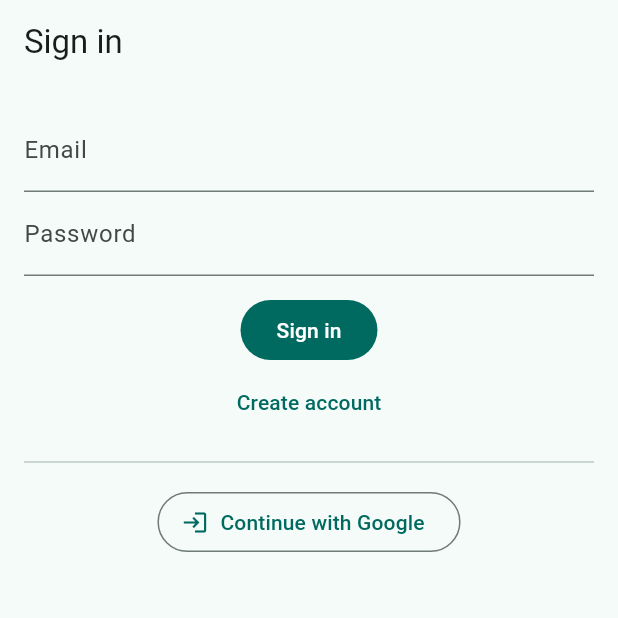
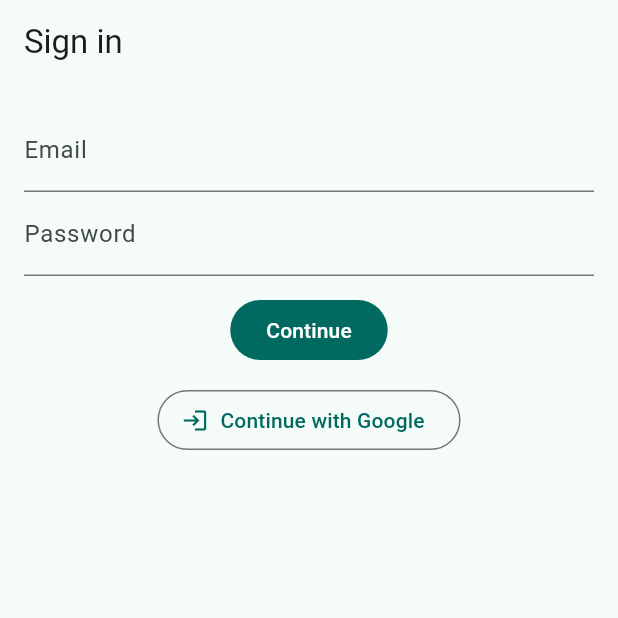
Before and after one commit to nespar7/energy-trading-app, a Flutter app: the screen it shows after launch, on a phone screen of 412 x 824 dp, the top half of it. Run offline on Flutter 3.47's test engine with Material 3 defaults, Android fonts, the phone set to English and light mode, and no system bars; our stand-ins replace firebase_auth, firebase_core, google_sign_in; accounts and stored records are empty.

Commit message:
Login fixes

```diff
--- a/lib/app/app.dart
+++ /dev/null
@@ -1,72 +0,0 @@
-import 'package:flutter/material.dart';
-import 'package:flutter_bloc/flutter_bloc.dart';
-import 'package:go_router/go_router.dart';
-import '../features/auth/data/auth_repository.dart';
-import '../features/auth/logic/auth_bloc.dart';
-import '../features/auth/logic/login_cubit.dart';
-import '../features/auth/view/login_screen.dart';
-import 'package:firebase_auth/firebase_auth.dart';
-
-class AppRoot extends StatelessWidget {
-  const AppRoot({super.key});
-
-  @override
-  Widget build(BuildContext context) {
-    final repo = AuthRepository();
-
-    final router = GoRouter(
-      initialLocation: '/',
-      routes: [
-        GoRoute(
-          path: '/',
-          redirect: (ctx, state) {
-            final user = FirebaseAuth.instance.currentUser;
-            return user == null ? '/login' : '/home';
-          },
-        ),
-        GoRoute(
-          path: '/login',
-          builder: (_, __) => BlocProvider(
-            create: (_) => LoginCubit(repo),
-            child: const LoginScreen(),
-          ),
-        ),
-        GoRoute(path: '/home', builder: (_, __) => const _HomeScreen()),
-      ],
-    );
-
-    return MultiBlocProvider(
-      providers: [
-        BlocProvider(
-          create: (_) => AuthBloc(repo)..add(const AuthSubscriptionRequested()),
-        ),
-      ],
-      child: MaterialApp.router(
-        title: 'Energy Demo',
-        theme: ThemeData(useMaterial3: true, colorSchemeSeed: Colors.teal),
-        routerConfig: router,
-      ),
-    );
-  }
-}
-
-class _HomeScreen extends StatelessWidget {
-  const _HomeScreen();
-  @override
-  Widget build(BuildContext context) {
-    final user = FirebaseAuth.instance.currentUser!;
-    return Scaffold(
-      appBar: AppBar(
-        title: const Text('Home'),
-        actions: [
-          IconButton(
-            onPressed: () =>
-                context.read<AuthBloc>().add(const AuthSignOutRequested()),
-            icon: const Icon(Icons.logout),
-          ),
-        ],
-      ),
-      body: Center(child: Text('Welcome, ${user.email ?? user.uid}')),
-    );
-  }
-}
--- /dev/null
+++ b/lib/auth/auth_gate.dart
@@ -0,0 +1,26 @@
+import 'package:firebase_auth/firebase_auth.dart';
+import 'package:flutter/material.dart';
+import '../pages/home_page.dart';
+import '../pages/login_page.dart';
+
+class AuthGate extends StatelessWidget {
+  const AuthGate({super.key});
+
+  @override
+  Widget build(BuildContext context) {
+    return StreamBuilder<User?>(
+      stream: FirebaseAuth.instance.authStateChanges(),
+      builder: (context, snapshot) {
+        if (snapshot.connectionState == ConnectionState.waiting) {
+          return const Scaffold(
+            body: Center(child: CircularProgressIndicator()),
+          );
+        }
+        if (snapshot.hasData) {
+          return const HomePage();
+        }
+        return const LoginPage();
+      },
+    );
+  }
+}
--- a/lib/features/auth/logic/auth_event.dart
+++ /dev/null
@@ -1,15 +0,0 @@
-part of 'auth_bloc.dart';
-
-abstract class AuthEvent extends Equatable {
-  const AuthEvent();
-  @override
-  List<Object?> get props => [];
-}
-
-class AuthSubscriptionRequested extends AuthEvent {
-  const AuthSubscriptionRequested();
-}
-
-class AuthSignOutRequested extends AuthEvent {
-  const AuthSignOutRequested();
-}
--- a/lib/features/auth/logic/auth_state.dart
+++ /dev/null
@@ -1,16 +0,0 @@
-part of 'auth_bloc.dart';
-
-enum AuthStatus { unknown, authenticated, unauthenticated }
-
-class AuthState extends Equatable {
-  final AuthStatus status;
-  final User? user;
-
-  const AuthState._(this.status, this.user);
-  const AuthState.unknown() : this._(AuthStatus.unknown, null);
-  const AuthState.authenticated(User u) : this._(AuthStatus.authenticated, u);
-  const AuthState.unauthenticated() : this._(AuthStatus.unauthenticated, null);
-
-  @override
-  List<Object?> get props => [status, user?.uid];
-}
--- a/lib/features/auth/logic/login_state.dart
+++ /dev/null
@@ -1,16 +0,0 @@
-part of 'login_cubit.dart';
-
-enum LoginStatus { idle, loading, success, failure }
-
-class LoginState extends Equatable {
-  final LoginStatus status;
-  final String? error;
-
-  const LoginState({this.status = LoginStatus.idle, this.error});
-
-  LoginState copyWith({LoginStatus? status, String? error}) =>
-      LoginState(status: status ?? this.status, error: error);
-
-  @override
-  List<Object?> get props => [status, error];
-}
--- a/lib/features/auth/view/login_screen.dart
+++ /dev/null
@@ -1,78 +0,0 @@
-import 'package:flutter/material.dart';
-import 'package:flutter_bloc/flutter_bloc.dart';
-import '../../auth/logic/login_cubit.dart';
-
-class LoginScreen extends StatefulWidget {
-  const LoginScreen({super.key});
-  @override
-  State<LoginScreen> createState() => _LoginScreenState();
-}
-
-class _LoginScreenState extends State<LoginScreen> {
-  final emailC = TextEditingController();
-  final passC = TextEditingController();
-
-  @override
-  Widget build(BuildContext context) {
-    return Scaffold(
-      appBar: AppBar(title: const Text('Sign in')),
-      body: BlocConsumer<LoginCubit, LoginState>(
-        listener: (context, state) {
-          if (state.status == LoginStatus.failure) {
-            ScaffoldMessenger.of(context).showSnackBar(
-              SnackBar(content: Text(state.error ?? 'Auth error')),
-            );
-          }
-        },
-        builder: (context, state) {
-          final busy = state.status == LoginStatus.loading;
-          return Padding(
-            padding: const EdgeInsets.all(16),
-            child: Column(
-              children: [
-                TextField(
-                  controller: emailC,
-                  decoration: const InputDecoration(labelText: 'Email'),
-                ),
-                TextField(
-                  controller: passC,
-                  decoration: const InputDecoration(labelText: 'Password'),
-                  obscureText: true,
-                ),
-                const SizedBox(height: 12),
-                FilledButton(
-                  onPressed: busy
-                      ? null
-                      : () => context.read<LoginCubit>().signInWithEmail(
-                          emailC.text.trim(),
-                          passC.text,
-                        ),
-                  child: busy
-                      ? const CircularProgressIndicator()
-                      : const Text('Sign in'),
-                ),
-                TextButton(
-                  onPressed: busy
-                      ? null
-                      : () => context.read<LoginCubit>().registerWithEmail(
-                          emailC.text.trim(),
-                          passC.text,
-                        ),
-                  child: const Text('Create account'),
-                ),
-                const Divider(height: 32),
-                OutlinedButton.icon(
-                  icon: const Icon(Icons.login),
-                  label: const Text('Continue with Google'),
-                  onPressed: busy
-                      ? null
-                      : () => context.read<LoginCubit>().signInWithGoogle(),
-                ),
-              ],
-            ),
-          );
-        },
-      ),
-    );
-  }
-}
--- a/lib/main.dart
+++ b/lib/main.dart
@@ -1,10 +1,22 @@
 import 'package:flutter/material.dart';
 import 'package:firebase_core/firebase_core.dart';
 import 'firebase_options.dart';
-import 'app/app.dart';
+import 'auth/auth_gate.dart';
 
 void main() async {
   WidgetsFlutterBinding.ensureInitialized();
   await Firebase.initializeApp(options: DefaultFirebaseOptions.currentPlatform);
-  runApp(const AppRoot());
+  runApp(const MyApp());
 }
+
+class MyApp extends StatelessWidget {
+  const MyApp({super.key});
+  @override
+  Widget build(BuildContext context) {
+    return MaterialApp(
+      title: 'Energy Trading',
+      theme: ThemeData(useMaterial3: true, colorSchemeSeed: Colors.teal),
+      home: const AuthGate(),
+    );
+  }
+}
--- /dev/null
+++ b/lib/pages/login_page.dart
@@ -0,0 +1,77 @@
+import 'package:flutter/material.dart';
+import 'package:firebase_auth/firebase_auth.dart';
+import '../auth/auth_service.dart';
+
+class LoginPage extends StatefulWidget {
+  const LoginPage({super.key});
+  @override
+  State<LoginPage> createState() => _LoginPageState();
+}
+
+class _LoginPageState extends State<LoginPage> {
+  final emailC = TextEditingController();
+  final passC = TextEditingController();
+  bool loading = false;
+
+  final auth = AuthService();
+
+  void _showSnack(String msg) =>
+      ScaffoldMessenger.of(context).showSnackBar(SnackBar(content: Text(msg)));
+
+  Future<void> _emailFlow() async {
+    setState(() => loading = true);
+    try {
+      await auth.signInWithEmail(emailC.text.trim(), passC.text);
+    } on FirebaseAuthException catch (e) {
+      _showSnack(e.message ?? e.code);
+    } catch (e) {
+      _showSnack(e.toString());
+    } finally {
+      if (mounted) setState(() => loading = false);
+    }
+  }
+
+  Future<void> _googleFlow() async {
+    setState(() => loading = true);
+    final cred = await auth.signInWithGoogle();
+    if (cred == null) _showSnack('Google sign-in cancelled');
+    if (mounted) setState(() => loading = false);
+  }
+
+  @override
+  Widget build(BuildContext context) {
+    final busy = loading;
+    return Scaffold(
+      appBar: AppBar(title: const Text('Sign in')),
+      body: Padding(
+        padding: const EdgeInsets.all(16),
+        child: Column(
+          children: [
+            TextField(
+              controller: emailC,
+              decoration: const InputDecoration(labelText: 'Email'),
+            ),
+            TextField(
+              controller: passC,
+              decoration: const InputDecoration(labelText: 'Password'),
+              obscureText: true,
+            ),
+            const SizedBox(height: 12),
+            FilledButton(
+              onPressed: busy ? null : _emailFlow,
+              child: busy
+                  ? const CircularProgressIndicator()
+                  : const Text('Continue'),
+            ),
+            const SizedBox(height: 12),
+            OutlinedButton.icon(
+              onPressed: busy ? null : _googleFlow,
+              icon: const Icon(Icons.login),
+              label: const Text('Continue with Google'),
+            ),
+          ],
+        ),
+      ),
+    );
+  }
+}
--- a/pubspec.yaml
+++ b/pubspec.yaml
@@ -39,7 +39,7 @@ dependencies:
   cloud_firestore: ^4.9.3
   firebase_remote_config: ^4.3.8
   flutter_riverpod: ^2.6.1
-  go_router: ^16.2.0
+  go_router: ^14.2.0
   intl: ^0.20.2
   flutter_bloc: ^9.1.1
   equatable: ^2.0.7
```
Also changed, not shown: lib/auth/auth_service.dart (added, +54 -0 lines), lib/features/auth/data/auth_repository.dart (deleted, +0 -42 lines), lib/features/auth/logic/auth_bloc.dart (deleted, +0 -26 lines), lib/features/auth/logic/login_cubit.dart (deleted, +0 -42 lines), lib/pages/home_page.dart (added, +23 -0 lines), pubspec.lock.
